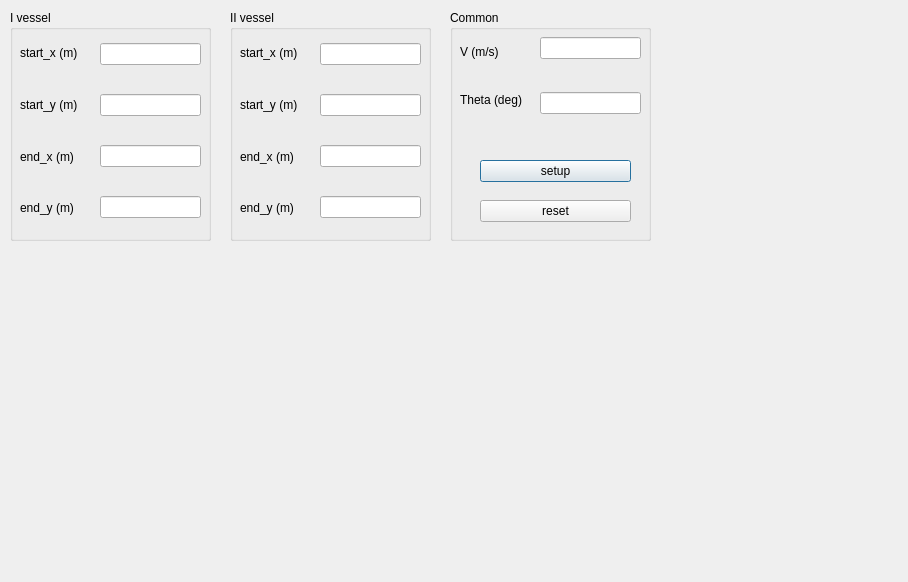
The window that DPfloatover/QT/dialogcooperation.ui (Forrest-Z/USV-robotics) describes before a commit, drawn with Qt 5.
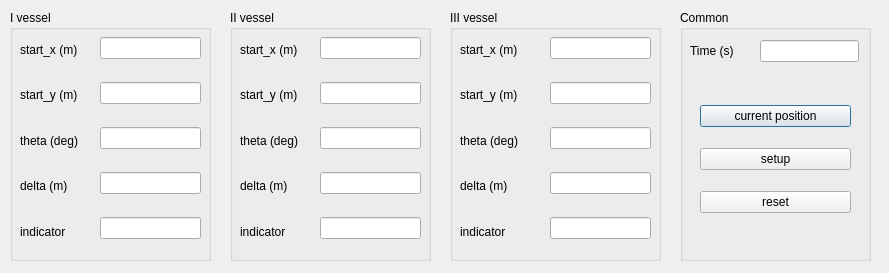
The same window after the commit.

Commit message: three vessel

```diff
--- a/DPfloatover/QT/dialogcooperation.ui
+++ b/DPfloatover/QT/dialogcooperation.ui
@@ -6,8 +6,8 @@
    <rect>
     <x>0</x>
     <y>0</y>
-    <width>908</width>
-    <height>582</height>
+    <width>889</width>
+    <height>273</height>
    </rect>
   </property>
   <property name="windowTitle">
@@ -19,7 +19,7 @@
      <x>10</x>
      <y>10</y>
      <width>201</width>
-     <height>231</height>
+     <height>251</height>
     </rect>
    </property>
    <property name="title">
@@ -31,7 +31,7 @@
       <x>90</x>
       <y>10</y>
       <width>101</width>
-      <height>221</height>
+      <height>241</height>
      </rect>
     </property>
     <layout class="QVBoxLayout" name="verticalLayout">
@@ -45,7 +45,10 @@
       <widget class="QLineEdit" name="LE_endxI"/>
      </item>
      <item>
-      <widget class="QLineEdit" name="LE_endyI"/>
+      <widget class="QLineEdit" name="LE_deltaI"/>
+     </item>
+     <item>
+      <widget class="QLineEdit" name="LE_indicatorI"/>
      </item>
     </layout>
    </widget>
@@ -54,8 +57,8 @@
      <rect>
       <x>10</x>
       <y>20</y>
-      <width>69</width>
-      <height>201</height>
+      <width>74</width>
+      <height>221</height>
      </rect>
     </property>
     <layout class="QVBoxLayout" name="verticalLayout_2">
@@ -76,14 +79,90 @@
      <item>
       <widget class="QLabel" name="label_3">
        <property name="text">
-        <string>end_x (m)</string>
+        <string>theta (deg)</string>
        </property>
       </widget>
      </item>
      <item>
-      <widget class="QLabel" name="label_4">
+      <widget class="QLabel" name="label_10">
        <property name="text">
-        <string>end_y (m)</string>
+        <string>delta (m)</string>
+       </property>
+      </widget>
+     </item>
+     <item>
+      <widget class="QLabel" name="label_11">
+       <property name="text">
+        <string>indicator</string>
+       </property>
+      </widget>
+     </item>
+    </layout>
+   </widget>
+  </widget>
+  <widget class="QGroupBox" name="groupBox_3">
+   <property name="geometry">
+    <rect>
+     <x>680</x>
+     <y>10</y>
+     <width>191</width>
+     <height>251</height>
+    </rect>
+   </property>
+   <property name="title">
+    <string>Common</string>
+   </property>
+   <widget class="QLineEdit" name="LE_time">
+    <property name="geometry">
+     <rect>
+      <x>80</x>
+      <y>30</y>
+      <width>99</width>
+      <height>22</height>
+     </rect>
+    </property>
+   </widget>
+   <widget class="QLabel" name="label_9">
+    <property name="geometry">
+     <rect>
+      <x>10</x>
+      <y>30</y>
+      <width>72</width>
+      <height>21</height>
+     </rect>
+    </property>
+    <property name="text">
+     <string>Time (s)</string>
+    </property>
+   </widget>
+   <widget class="QWidget" name="">
+    <property name="geometry">
+     <rect>
+      <x>20</x>
+      <y>80</y>
+      <width>151</width>
+      <height>141</height>
+     </rect>
+    </property>
+    <layout class="QVBoxLayout" name="verticalLayout_7">
+     <item>
+      <widget class="QPushButton" name="PB_getcurrentposition">
+       <property name="text">
+        <string>current position</string>
+       </property>
+      </widget>
+     </item>
+     <item>
+      <widget class="QPushButton" name="PB_setup">
+       <property name="text">
+        <string>setup</string>
+       </property>
+      </widget>
+     </item>
+     <item>
+      <widget class="QPushButton" name="PB_reset">
+       <property name="text">
+        <string>reset</string>
        </property>
       </widget>
      </item>
@@ -96,19 +175,19 @@
      <x>230</x>
      <y>10</y>
      <width>201</width>
-     <height>231</height>
+     <height>251</height>
     </rect>
    </property>
    <property name="title">
     <string>II vessel</string>
    </property>
-   <widget class="QWidget" name="layoutWidget">
+   <widget class="QWidget" name="layoutWidget_2">
     <property name="geometry">
      <rect>
       <x>90</x>
       <y>10</y>
       <width>101</width>
-      <height>221</height>
+      <height>241</height>
      </rect>
     </property>
     <layout class="QVBoxLayout" name="verticalLayout_3">
@@ -122,128 +201,142 @@
       <widget class="QLineEdit" name="LE_endxII"/>
      </item>
      <item>
-      <widget class="QLineEdit" name="LE_endyII"/>
+      <widget class="QLineEdit" name="LE_deltaII"/>
+     </item>
+     <item>
+      <widget class="QLineEdit" name="LE_indicatorII"/>
      </item>
     </layout>
    </widget>
-   <widget class="QWidget" name="layoutWidget_2">
+   <widget class="QWidget" name="layoutWidget_3">
     <property name="geometry">
      <rect>
       <x>10</x>
       <y>20</y>
-      <width>69</width>
-      <height>201</height>
+      <width>74</width>
+      <height>221</height>
      </rect>
     </property>
     <layout class="QVBoxLayout" name="verticalLayout_4">
+     <item>
+      <widget class="QLabel" name="label_4">
+       <property name="text">
+        <string>start_x (m)</string>
+       </property>
+      </widget>
+     </item>
      <item>
       <widget class="QLabel" name="label_5">
        <property name="text">
-        <string>start_x (m)</string>
+        <string>start_y (m)</string>
        </property>
       </widget>
      </item>
      <item>
       <widget class="QLabel" name="label_6">
        <property name="text">
-        <string>start_y (m)</string>
+        <string>theta (deg)</string>
        </property>
       </widget>
      </item>
+     <item>
+      <widget class="QLabel" name="label_12">
+       <property name="text">
+        <string>delta (m)</string>
+       </property>
+      </widget>
+     </item>
+     <item>
+      <widget class="QLabel" name="label_13">
+       <property name="text">
+        <string>indicator</string>
+       </property>
+      </widget>
+     </item>
+    </layout>
+   </widget>
+  </widget>
+  <widget class="QGroupBox" name="groupBox_4">
+   <property name="geometry">
+    <rect>
+     <x>450</x>
+     <y>10</y>
+     <width>211</width>
+     <height>251</height>
+    </rect>
+   </property>
+   <property name="title">
+    <string>III vessel</string>
+   </property>
+   <widget class="QWidget" name="layoutWidget_4">
+    <property name="geometry">
+     <rect>
+      <x>100</x>
+      <y>10</y>
+      <width>101</width>
+      <height>241</height>
+     </rect>
+    </property>
+    <layout class="QVBoxLayout" name="verticalLayout_5">
+     <item>
+      <widget class="QLineEdit" name="LE_startxIII"/>
+     </item>
+     <item>
+      <widget class="QLineEdit" name="LE_startyIII"/>
+     </item>
+     <item>
+      <widget class="QLineEdit" name="LE_thetaIII"/>
+     </item>
+     <item>
+      <widget class="QLineEdit" name="LE_deltaIII"/>
+     </item>
+     <item>
+      <widget class="QLineEdit" name="LE_indicatorIII"/>
+     </item>
+    </layout>
+   </widget>
+   <widget class="QWidget" name="layoutWidget_5">
+    <property name="geometry">
+     <rect>
+      <x>10</x>
+      <y>20</y>
+      <width>85</width>
+      <height>221</height>
+     </rect>
+    </property>
+    <layout class="QVBoxLayout" name="verticalLayout_6">
      <item>
       <widget class="QLabel" name="label_7">
        <property name="text">
-        <string>end_x (m)</string>
+        <string>start_x (m)</string>
        </property>
       </widget>
      </item>
      <item>
       <widget class="QLabel" name="label_8">
        <property name="text">
-        <string>end_y (m)</string>
+        <string>start_y (m)</string>
        </property>
       </widget>
      </item>
-    </layout>
-   </widget>
-  </widget>
-  <widget class="QGroupBox" name="groupBox_3">
-   <property name="geometry">
-    <rect>
-     <x>450</x>
-     <y>10</y>
-     <width>201</width>
-     <height>231</height>
-    </rect>
-   </property>
-   <property name="title">
-    <string>Common</string>
-   </property>
-   <widget class="QPushButton" name="PB_setup">
-    <property name="geometry">
-     <rect>
-      <x>30</x>
-      <y>150</y>
-      <width>151</width>
-      <height>22</height>
-     </rect>
-    </property>
-    <property name="text">
-     <string>setup</string>
-    </property>
-   </widget>
-   <widget class="QPushButton" name="PB_reset">
-    <property name="geometry">
-     <rect>
-      <x>30</x>
-      <y>190</y>
-      <width>151</width>
-      <height>22</height>
-     </rect>
-    </property>
-    <property name="text">
-     <string>reset</string>
-    </property>
-   </widget>
-   <widget class="QWidget" name="layoutWidget">
-    <property name="geometry">
-     <rect>
-      <x>90</x>
-      <y>0</y>
-      <width>101</width>
-      <height>131</height>
-     </rect>
-    </property>
-    <layout class="QVBoxLayout" name="verticalLayout_7">
      <item>
-      <widget class="QLineEdit" name="LE_velocity"/>
+      <widget class="QLabel" name="label_15">
+       <property name="text">
+        <string>theta (deg)</string>
+       </property>
+      </widget>
      </item>
      <item>
-      <widget class="QLineEdit" name="LE_theta"/>
-     </item>
-    </layout>
-   </widget>
-   <widget class="QWidget" name="layoutWidget">
-    <property name="geometry">
-     <rect>
-      <x>10</x>
-      <y>20</y>
-      <width>76</width>
-      <height>91</height>
-     </rect>
-    </property>
-    <layout class="QVBoxLayout" name="verticalLayout_8">
-     <item>
-      <widget class="QLabel" name="label_9">
+      <widget class="QLabel" name="label_16">
        <property name="text">
-        <string>V (m/s)</string>
+        <string>delta (m)</string>
        </property>
       </widget>
      </item>
      <item>
-      <widget class="QLabel" name="label_14">
+      <widget class="QLabel" name="label_17">
        <property name="text">
-        <string>Theta (deg)</string>
+        <string>indicator</string>
        </property>
       </widget>
      </item>
```
Left out of the diff: 4 changed lines with no effect on the pictures. The commit also changes 24 other files.
